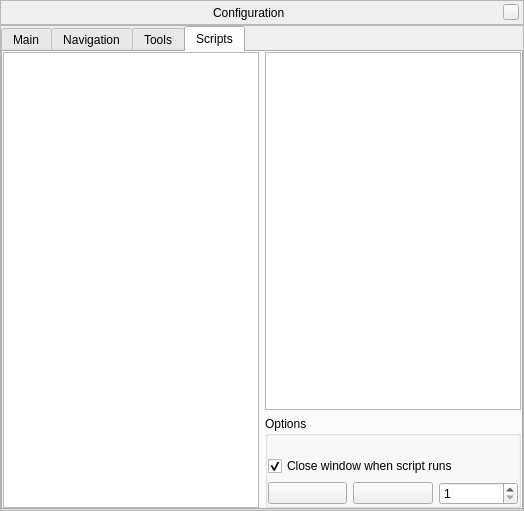
This is src/gui/configurationDialog.ui in 519984307/stellarium_src as Qt 5 draws it before an edit. The edited form follows.
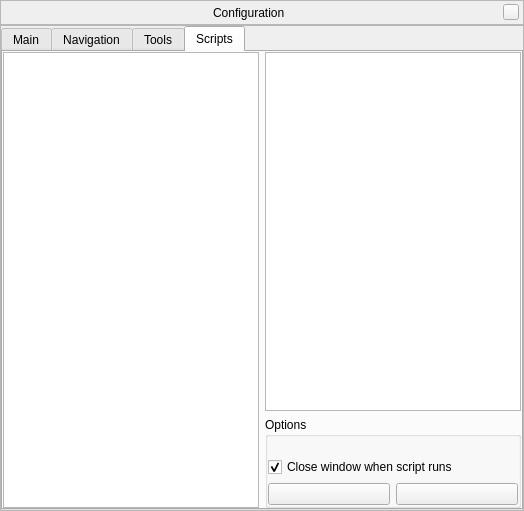
This is the edited form. The open tabs and pages were chosen to show the change. Icons and pictures are not drawn. Custom widgets are drawn as their Qt base class.

Commit message: better to have j, k, l bindings for script speed than GUI spin

Patch:
```diff
--- a/src/gui/configurationDialog.ui
+++ b/src/gui/configurationDialog.ui
@@ -996,19 +996,6 @@
                    </property>
                   </widget>
                  </item>
-                 <item>
-                  <widget class="QDoubleSpinBox" name="scriptRateSpinBox">
-                   <property name="decimals">
-                    <number>0</number>
-                   </property>
-                   <property name="minimum">
-                    <double>1.000000000000000</double>
-                   </property>
-                   <property name="value">
-                    <double>1.000000000000000</double>
-                   </property>
-                  </widget>
-                 </item>
                 </layout>
                </item>
               </layout>
```
The commit also changes 5 other files.
